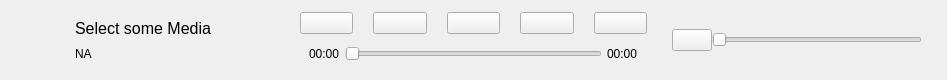
Before: the Qt Designer form src/frontend/controls.ui in MilanJzo/eda-mp3, drawn with Qt 5.
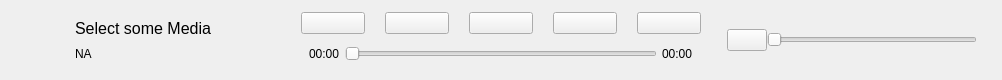
After: the same form once the commit is applied. Icons and pictures are not drawn.

Commit message: now dir working on mac, maybe not working on windows anymore

The edit to the form file:
```diff
--- a/src/frontend/controls.ui
+++ b/src/frontend/controls.ui
@@ -6,7 +6,7 @@
    <rect>
     <x>0</x>
     <y>0</y>
-    <width>947</width>
+    <width>1002</width>
     <height>80</height>
    </rect>
   </property>
@@ -454,7 +454,7 @@
                <string notr="true"/>
               </property>
               <property name="maximum">
-               <number>100</number>
+               <number>200</number>
               </property>
               <property name="singleStep">
                <number>1</number>
```
The commit also changes 5 other files.
